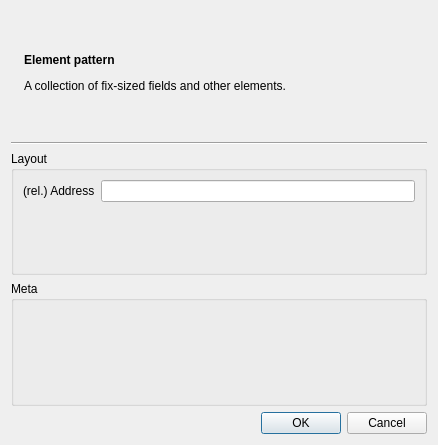
Old version of the form src/elementdialog.ui in the repository dmr-tools/anytone-emu.
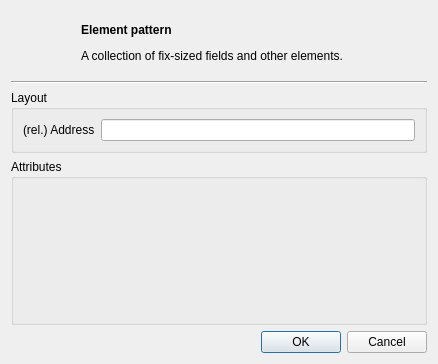
New version of the form. Icons and pictures are not drawn. Custom widgets are drawn as their Qt base class.

Commit message:
Implemented icon themes (#4)
* Prepared dark mode support.
* Fixed dark mode.

Patch:
```diff
--- a/src/elementdialog.ui
+++ b/src/elementdialog.ui
@@ -7,7 +7,7 @@
     <x>0</x>
     <y>0</y>
     <width>438</width>
-    <height>445</height>
+    <height>364</height>
    </rect>
   </property>
   <property name="windowTitle">
@@ -24,8 +24,11 @@
          <verstretch>0</verstretch>
         </sizepolicy>
        </property>
-       <property name="text">
-        <string notr="true">&lt;img src=&quot;:/icons/64x64/element.png&quot;&gt;</string>
+       <property name="minimumSize">
+        <size>
+         <width>64</width>
+         <height>64</height>
+        </size>
        </property>
       </widget>
      </item>
@@ -41,6 +44,9 @@
         <string>&lt;h4&gt;Element pattern&lt;/h4&gt;
 &lt;p&gt;A collection of fix-sized fields and other elements.&lt;/p&gt;</string>
        </property>
+       <property name="alignment">
+        <set>Qt::AlignLeading|Qt::AlignLeft|Qt::AlignVCenter</set>
+       </property>
       </widget>
      </item>
     </layout>
@@ -74,7 +80,7 @@
    <item>
     <widget class="QGroupBox" name="groupBox_2">
      <property name="title">
-      <string>Meta</string>
+      <string>Attributes</string>
      </property>
      <layout class="QVBoxLayout" name="verticalLayout">
       <property name="spacing">
@@ -93,7 +99,14 @@
        <number>0</number>
       </property>
       <item>
-       <widget class="PatternMetaEditor" name="metaEdit" native="true"/>
+       <widget class="PatternMetaEditor" name="metaEdit" native="true">
+        <property name="sizePolicy">
+         <sizepolicy hsizetype="Preferred" vsizetype="MinimumExpanding">
+          <horstretch>0</horstretch>
+          <verstretch>0</verstretch>
+         </sizepolicy>
+        </property>
+       </widget>
       </item>
      </layout>
     </widget>
```
Left out of the diff: 2 changed lines with no effect on the pictures. The commit also changes 89 other files.
